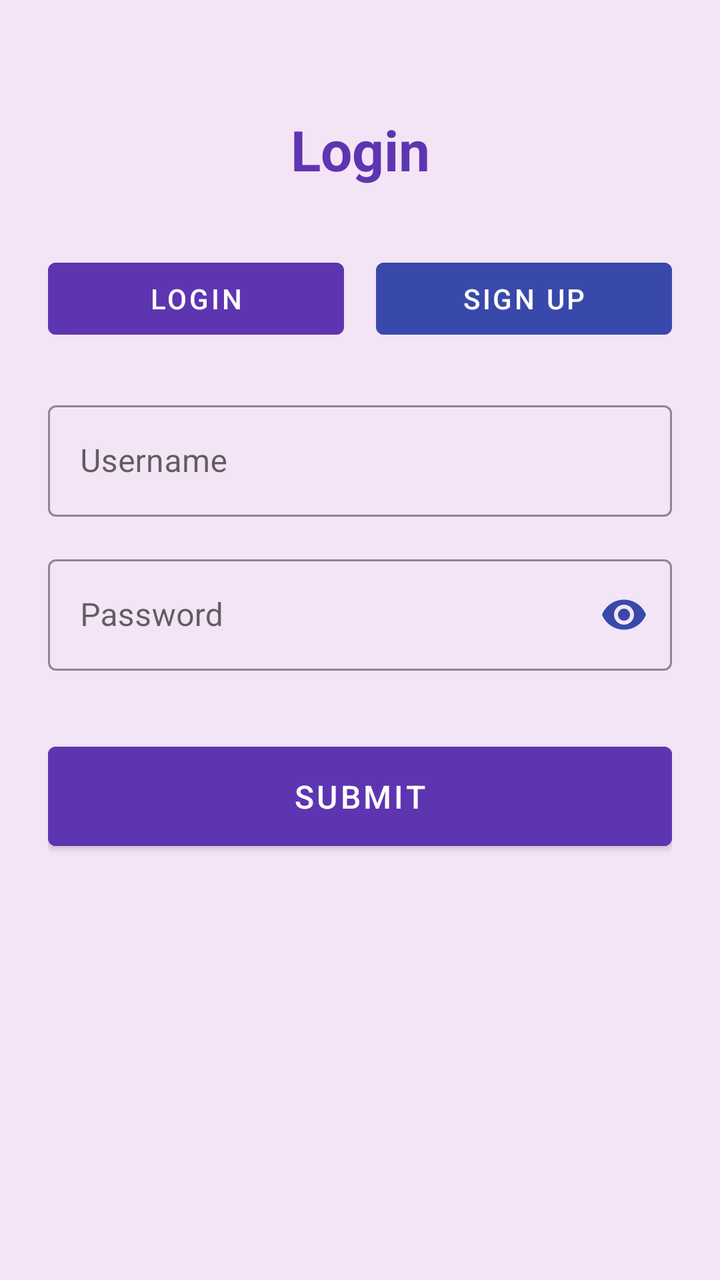
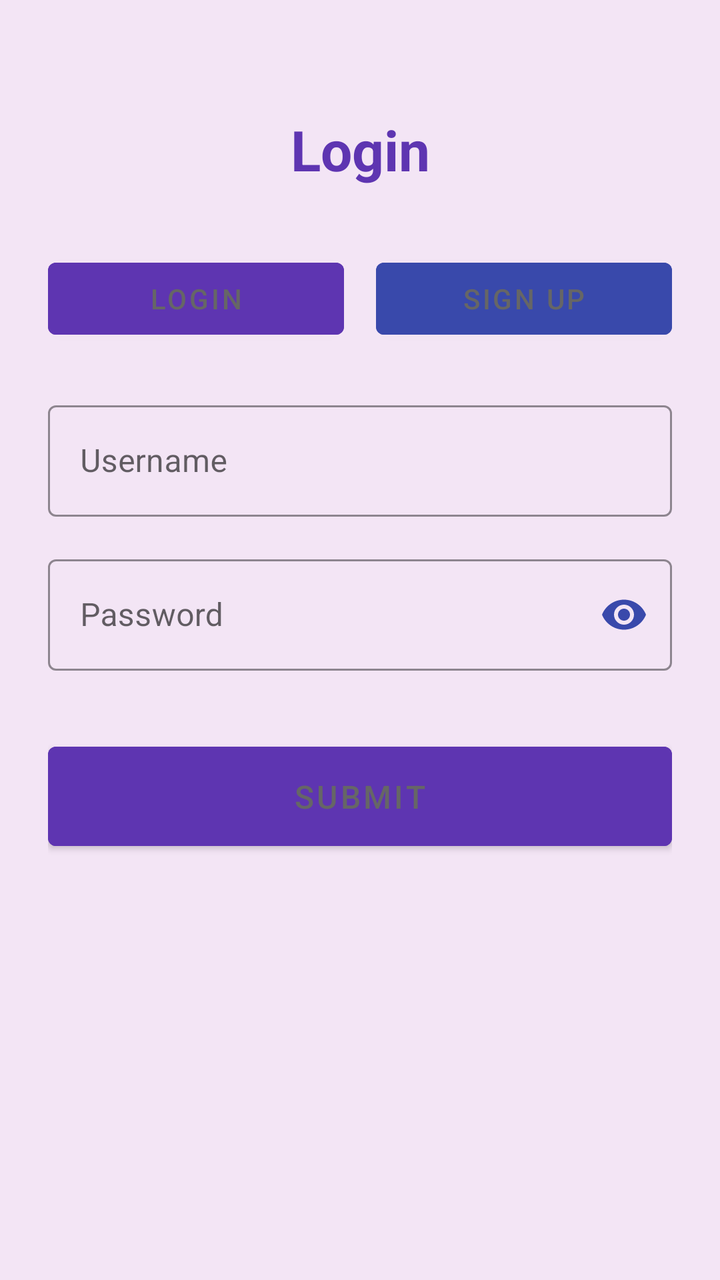

Compare the two renders of this Android layout. The source of the first and the diff that turns it into the second are given below.
<!-- AndroidManifest.xml: application theme Theme.BookRecommender -->
<!-- res/layout/activity_auth.xml -->
<?xml version="1.0" encoding="utf-8"?>
<ScrollView xmlns:android="http://schemas.android.com/apk/res/android"
    xmlns:app="http://schemas.android.com/apk/res-auto"
    android:layout_width="match_parent"
    android:layout_height="match_parent"
    android:background="@color/soft_purple"
    android:fillViewport="true">

    <LinearLayout
        android:layout_width="match_parent"
        android:layout_height="wrap_content"
        android:orientation="vertical"
        android:padding="24dp">

        <TextView
            android:id="@+id/tvTitle"
            android:layout_width="match_parent"
            android:layout_height="wrap_content"
            android:text="Login"
            android:textSize="28sp"
            android:textStyle="bold"
            android:textColor="@color/primary_purple"
            android:gravity="center"
            android:layout_marginTop="32dp"
            android:layout_marginBottom="32dp" />

        <LinearLayout
            android:layout_width="match_parent"
            android:layout_height="wrap_content"
            android:orientation="horizontal"
            android:layout_marginBottom="24dp">

            <Button
                android:id="@+id/btnLogin"
                android:layout_width="0dp"
                android:layout_weight="1"
                android:layout_height="wrap_content"
                android:text="Login"
                android:backgroundTint="@color/primary_purple"
                android:textColor="@color/white"
                android:layout_marginEnd="8dp" />

            <Button
                android:id="@+id/btnSignup"
                android:layout_width="0dp"
                android:layout_weight="1"
                android:layout_height="wrap_content"
                android:text="Sign Up"
                android:backgroundTint="@color/primary_blue"
                android:textColor="@color/white"
                android:layout_marginStart="8dp" />
        </LinearLayout>

        <com.google.android.material.textfield.TextInputLayout
            android:id="@+id/tilUsername"
            style="@style/Widget.MaterialComponents.TextInputLayout.OutlinedBox"
            android:layout_width="match_parent"
            android:layout_height="wrap_content"
            android:hint="Username"
            android:layout_marginBottom="16dp"
            app:boxStrokeColor="@color/primary_purple"
            app:hintTextColor="@color/primary_purple">

            <com.google.android.material.textfield.TextInputEditText
                android:id="@+id/etUsername"
                android:layout_width="match_parent"
                android:layout_height="wrap_content"
                android:inputType="text"
                android:maxLines="1" />

        </com.google.android.material.textfield.TextInputLayout>

        <com.google.android.material.textfield.TextInputLayout
            android:id="@+id/tilPassword"
            style="@style/Widget.MaterialComponents.TextInputLayout.OutlinedBox"
            android:layout_width="match_parent"
            android:layout_height="wrap_content"
            android:hint="Password"
            android:layout_marginBottom="32dp"
            app:boxStrokeColor="@color/primary_purple"
            app:hintTextColor="@color/primary_purple"
            app:endIconMode="password_toggle"
            app:endIconTint="@color/primary_blue">

            <com.google.android.material.textfield.TextInputEditText
                android:id="@+id/etPassword"
                android:layout_width="match_parent"
                android:layout_height="wrap_content"
                android:inputType="textPassword"
                android:maxLines="1" />

        </com.google.android.material.textfield.TextInputLayout>

        <Button
            android:id="@+id/btnSubmit"
            android:layout_width="match_parent"
            android:layout_height="wrap_content"
            android:text="Submit"
            android:textSize="16sp"
            android:padding="14dp"
            android:backgroundTint="@color/primary_purple"
            android:textColor="@color/white" />

        <ProgressBar
            android:id="@+id/progressBar"
            android:layout_width="wrap_content"
            android:layout_height="wrap_content"
            android:layout_gravity="center"
            android:visibility="gone"
            android:indeterminateTint="@color/primary_purple"
            android:layout_marginTop="16dp" />

    </LinearLayout>
</ScrollView>
<!-- resources referenced by this layout -->
<resources>
  <color name="primary_blue">#3949AB</color>
  <color name="primary_purple">#5E35B1</color>
  <color name="soft_purple">#F3E5F5</color>
  <color name="white">#FFFFFFFF</color>
  <style name="Theme.BookRecommender" parent="Theme.MaterialComponents.DayNight.NoActionBar">
          
          <item name="colorPrimary">@color/primary_purple</item>
          <item name="colorPrimaryVariant">@color/primary_blue</item>
          <item name="colorOnPrimary">@color/white</item>
          
          <item name="colorSecondary">@color/primary_blue</item>
          <item name="colorSecondaryVariant">@color/primary_purple</item>
          <item name="colorOnSecondary">@color/white</item>
          
          <item name="android:statusBarColor" tools:targetApi="l">@color/primary_purple</item>
          
      </style>
</resources>

<!-- the commit's change to res/layout/activity_auth.xml (unified diff, before → after) -->
@@ -37,7 +37,7 @@
                 android:layout_height="wrap_content"
                 android:text="Login"
                 android:backgroundTint="@color/primary_purple"
-                android:textColor="@color/white"
+                android:textColor="@color/gray_text"
                 android:layout_marginEnd="8dp" />
 
             <Button
@@ -47,7 +47,7 @@
                 android:layout_height="wrap_content"
                 android:text="Sign Up"
                 android:backgroundTint="@color/primary_blue"
-                android:textColor="@color/white"
+                android:textColor="@color/gray_text"
                 android:layout_marginStart="8dp" />
         </LinearLayout>
 
@@ -99,7 +99,7 @@
             android:textSize="16sp"
             android:padding="14dp"
             android:backgroundTint="@color/primary_purple"
-            android:textColor="@color/white" />
+            android:textColor="@color/gray_text" />
 
         <ProgressBar
             android:id="@+id/progressBar"
<!-- resource entries referenced after the edit -->
@@ -1,5 +1,6 @@
 <!-- resources referenced by this layout -->
 <resources>
+  <color name="gray_text">#666666</color>
   <color name="primary_blue">#3949AB</color>
   <color name="primary_purple">#5E35B1</color>
   <color name="soft_purple">#F3E5F5</color>
